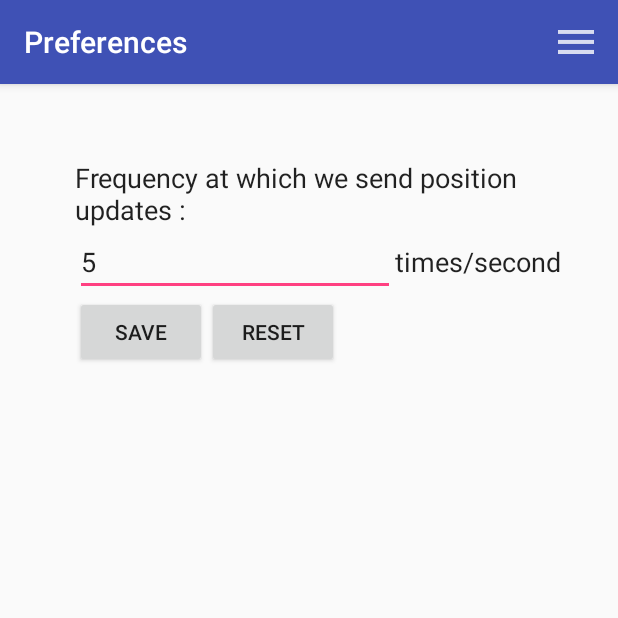
After one commit to BlancheP/INF8405, an Android app: the PreferencesActivity screen opened directly, with no data from a screen before it, on a phone screen of 412 x 824 dp, the top half of it. The commit adds this screen. Run offline under Robolectric (Android 15) with nearby library versions, the phone set to English and light mode, and no system bars; libraries missing offline, so code that uses them is left out: java.security.acl.

Commit message:
ajout des preferences

```diff
--- a/TP2/OrgEvents/app/src/main/java/com/example/blanche/orgevents/ActivityWithMenu.java
+++ b/TP2/OrgEvents/app/src/main/java/com/example/blanche/orgevents/ActivityWithMenu.java
@@ -25,7 +25,7 @@ public class ActivityWithMenu extends AppCompatActivity {
         Intent menuAction = null;
         switch (item.getItemId()) {
             case R.id.preferences:
-                menuAction = new Intent(getApplicationContext(), LoginActivity.class);
+                menuAction = new Intent(getApplicationContext(), PreferencesActivity.class);
                 break;
             case R.id.leave_group:
                 DatabaseManager.quitGroup(getApplicationContext());
--- /dev/null
+++ b/TP2/OrgEvents/app/src/main/java/com/example/blanche/orgevents/PreferencesActivity.java
@@ -0,0 +1,48 @@
+package com.example.blanche.orgevents;
+
+import android.support.v7.app.AppCompatActivity;
+import android.os.Bundle;
+import android.view.View;
+import android.view.animation.Interpolator;
+import android.widget.Button;
+import android.widget.EditText;
+import android.widget.Toast;
+
+public class PreferencesActivity extends ActivityWithMenu {
+
+    private static int frequency;
+
+    @Override
+    protected void onCreate(Bundle savedInstanceState) {
+        super.onCreate(savedInstanceState);
+        setContentView(R.layout.activity_preferences);
+        frequency = 5;
+
+        final Button bSave = (Button) findViewById(R.id.bSavePreferences);
+        final Button bReset = (Button) findViewById(R.id.bResetPreferences);
+        final EditText etFrequency = (EditText) findViewById(R.id.etFrequency);
+
+        bSave.setOnClickListener(new View.OnClickListener() {
+            @Override
+            public void onClick(View v) {
+                setFrequency(Integer.parseInt(etFrequency.getText().toString()));
+            }
+        });
+
+        bReset.setOnClickListener(new View.OnClickListener() {
+            @Override
+            public void onClick(View v) {
+                setFrequency(5);
+                etFrequency.setText(String.valueOf(frequency));
+            }
+        });
+    }
+
+    public void setFrequency(int f) {
+        frequency = f;
+    }
+
+    public int getFrequency() {
+        return frequency;
+    }
+}
--- /dev/null
+++ b/TP2/OrgEvents/app/src/main/res/layout/activity_preferences.xml
@@ -0,0 +1,61 @@
+<?xml version="1.0" encoding="utf-8"?>
+<LinearLayout xmlns:android="http://schemas.android.com/apk/res/android"
+    xmlns:tools="http://schemas.android.com/tools"
+    android:layout_width="match_parent"
+    android:layout_height="match_parent"
+    tools:context="com.example.blanche.orgevents.PreferencesActivity"
+    android:orientation="vertical"
+    android:layout_marginTop="50dp"
+    android:layout_marginLeft="50dp">
+
+    <TextView
+        android:id="@+id/textView4"
+        android:layout_width="wrap_content"
+        android:layout_height="wrap_content"
+        android:text="Frequency at which we send position updates :"
+        android:textAppearance="@android:style/TextAppearance.Medium"
+        tools:layout_editor_absoluteX="16dp"
+        tools:layout_editor_absoluteY="16dp" />
+
+    <LinearLayout
+        android:layout_width="match_parent"
+        android:layout_height="wrap_content"
+        android:orientation="horizontal">
+
+        <EditText
+            android:id="@+id/etFrequency"
+            android:layout_width="wrap_content"
+            android:layout_height="wrap_content"
+            android:ems="10"
+            android:inputType="number"
+            android:text="5" />
+
+        <TextView
+            android:id="@+id/textView5"
+            android:layout_width="wrap_content"
+            android:layout_height="wrap_content"
+            android:text="times/second"
+            android:textAppearance="@android:style/TextAppearance.Medium" />
+
+    </LinearLayout>
+
+    <LinearLayout
+        android:layout_width="match_parent"
+        android:layout_height="wrap_content"
+        android:orientation="horizontal">
+
+        <Button
+            android:id="@+id/bSavePreferences"
+            android:layout_width="wrap_content"
+            android:layout_height="wrap_content"
+            android:text="Save" />
+
+        <Button
+            android:id="@+id/bResetPreferences"
+            android:layout_width="wrap_content"
+            android:layout_height="wrap_content"
+            android:text="Reset" />
+
+    </LinearLayout>
+
+</LinearLayout>
```
Also changed, not shown: TP2/OrgEvents/app/src/main/AndroidManifest.xml (+12 -3 lines), TP2/OrgEvents/app/src/main/java/com/example/blanche/orgevents/ExampleDBHelper.java (added, +87 -0 lines), TP2/OrgEvents/app/src/main/java/com/example/blanche/orgevents/MainActivity.java (+11 -0 lines).
